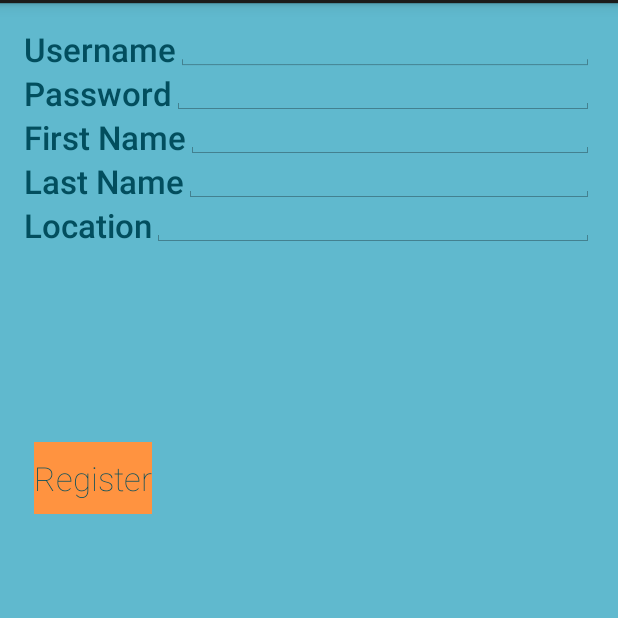
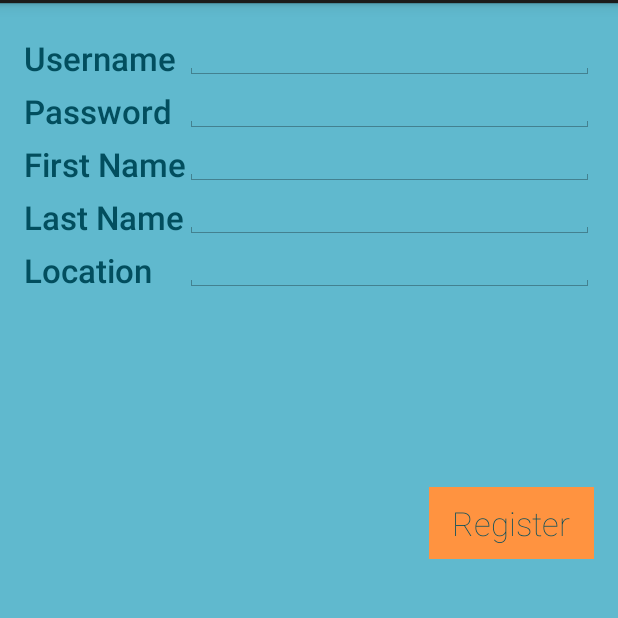
Before and after one commit to kmangutov/FoodTime, an Android app: the RegisterActivity screen opened directly, with no data from a screen before it, on a phone screen of 412 x 824 dp, the part 69-687 px from its top. Run offline under Robolectric (Android 15) with nearby library versions, the phone set to English and light mode, and no system bars.

Commit message:
align some naughty items

```diff
--- a/app/src/main/res/layout/register_activity.xml
+++ b/app/src/main/res/layout/register_activity.xml
@@ -15,18 +15,21 @@
                 android:layout_width="wrap_content"
                 android:layout_height="wrap_content"
                 android:text="Username"
+                android:layout_marginTop="@dimen/screen_top_margin"
                 android:id="@+id/reg_tusername" android:layout_alignParentTop="true" android:layout_alignParentLeft="true"
                 style="@style/style_text.big"/>
         <TextView
                 android:layout_width="wrap_content"
                 android:layout_height="wrap_content"
                 android:text="Password"
+                android:layout_marginTop="@dimen/item_margin"
                 android:id="@+id/reg_tpassword" android:layout_below="@+id/reg_tusername" android:layout_alignParentLeft="true"
                 style="@style/style_text.big"/>
         <TextView
                 android:layout_width="wrap_content"
                 android:layout_height="wrap_content"
                 android:text="First Name"
+                android:layout_marginTop="@dimen/item_margin"
                 android:id="@+id/reg_tname1" android:layout_below="@+id/reg_tpassword"
                 android:layout_alignParentLeft="true"
                 style="@style/style_text.big"/>
@@ -35,6 +38,7 @@
                 android:layout_width="wrap_content"
                 android:layout_height="wrap_content"
                 android:text="Last Name"
+                android:layout_marginTop="@dimen/item_margin"
                 android:id="@+id/reg_tname3" android:layout_below="@+id/reg_tname1"
                 android:layout_alignParentLeft="true"
                 style="@style/style_text.big"/>
@@ -42,6 +46,7 @@
                 android:layout_width="wrap_content"
                 android:layout_height="wrap_content"
                 android:text="Location"
+                android:layout_marginTop="@dimen/item_margin"
                 android:id="@+id/reg_tlocation" android:layout_below="@+id/reg_tname3"
                 android:layout_alignParentLeft="true"
                 style="@style/style_text.big"/>
@@ -49,6 +54,7 @@
                 android:layout_marginRight="@dimen/activity_horizontal_margin"
                 android:layout_width="match_parent"
                 android:layout_height="wrap_content"
+                android:layout_marginLeft="@dimen/item_margin"
                 android:id="@+id/reg_username"
                 android:layout_alignBottom="@+id/reg_tusername"
                 android:layout_toRightOf="@+id/reg_tusername"/>
@@ -58,6 +64,7 @@
                 android:layout_height="wrap_content"
                 android:inputType="textPassword"
                 android:id="@+id/reg_password"
+                android:layout_alignLeft="@id/reg_username"
                 android:layout_alignBottom="@+id/reg_tpassword"
                 android:layout_toRightOf="@+id/reg_tpassword"/>
         <EditText
@@ -65,6 +72,7 @@
                 android:layout_width="match_parent"
                 android:layout_height="wrap_content"
                 android:inputType="textPersonName"
+                android:layout_alignLeft="@id/reg_username"
                 android:id="@+id/reg_name1"
                 android:layout_alignBottom="@+id/reg_tname1"
                 android:layout_toRightOf="@+id/reg_tname1"/>
@@ -75,6 +83,7 @@
                 android:layout_height="wrap_content"
                 android:inputType="textPersonName"
                 android:id="@+id/reg_name3"
+                android:layout_alignLeft="@id/reg_username"
                 android:layout_alignBottom="@+id/reg_tname3"
                 android:layout_toRightOf="@+id/reg_tname3"/>
         <EditText
@@ -83,15 +92,17 @@
                 android:layout_height="wrap_content"
                 android:inputType="textPostalAddress"
                 android:id="@+id/reg_location"
+                android:layout_alignLeft="@id/reg_username"
                 android:layout_alignBottom="@+id/reg_tlocation"
                 android:layout_toRightOf="@+id/reg_tlocation"/>
         <Button
                 style="@style/button_style"
+                android:width="110dp"
                 android:layout_width="wrap_content"
                 android:layout_height="wrap_content"
                 android:text="Register"
                 android:id="@+id/reg_button" android:layout_below="@+id/reg_tlocation"
-                android:layout_toLeftOf="@+id/reg_location" android:layout_marginTop="130dp"
+                android:layout_alignRight="@+id/reg_location" android:layout_marginTop="130dp"
                 android:onClick="register_submit_button"/>
     </RelativeLayout>
 </LinearLayout>
--- a/app/src/main/res/values/dimens.xml
+++ b/app/src/main/res/values/dimens.xml
@@ -2,6 +2,8 @@
     <!-- Default screen margins, per the Android Design guidelines. -->
     <dimen name="activity_horizontal_margin">16dp</dimen>
     <dimen name="activity_vertical_margin">16dp</dimen>
+    <dimen name="screen_top_margin">6dp</dimen>
+    <dimen name="item_margin">6dp</dimen>
     <dimen name="regular_text_size">18sp</dimen>
     <dimen name="header_text_size">22sp</dimen>
 </resources>
--- a/app/src/main/res/values/styles.xml
+++ b/app/src/main/res/values/styles.xml
@@ -31,7 +31,6 @@
         <item name="android:fontFamily">sans-serif-thin</item>
         <item name="android:textStyle">normal</item>
         <item name="android:textSize">22sp</item>
-
         <item name="android:layout_height">wrap_content</item>
     </style>
 
```
Also changed, not shown: app/src/main/res/layout/friend_add_activity.xml (+9 -6 lines), 1 other file.
